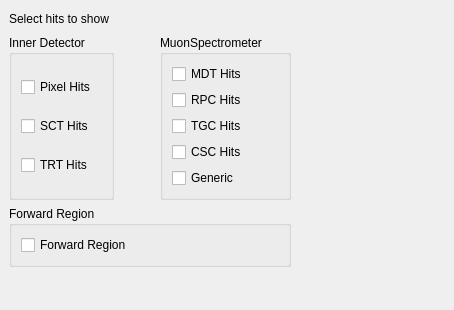
rolandjansky/athena, file graphics/VP1/VP1Systems/VP1SimHitSystems/src/simhitcontrollerform.ui: the form before one commit.
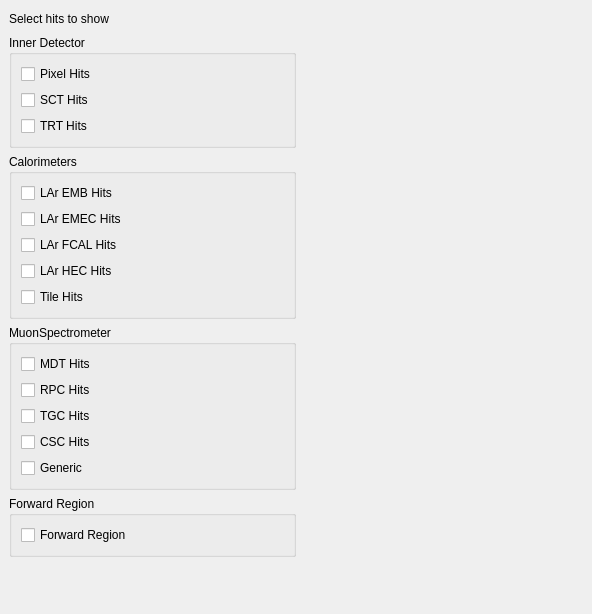
The form after the commit.

Commit message: Adding new visualization for LAr and Tile simHits

What changed in the file:
```diff
--- a/graphics/VP1/VP1Systems/VP1SimHitSystems/src/simhitcontrollerform.ui
+++ b/graphics/VP1/VP1Systems/VP1SimHitSystems/src/simhitcontrollerform.ui
@@ -6,8 +6,8 @@
    <rect>
     <x>0</x>
     <y>0</y>
-    <width>454</width>
-    <height>310</height>
+    <width>592</width>
+    <height>614</height>
    </rect>
   </property>
   <property name="windowTitle">
@@ -67,23 +67,22 @@
         </layout>
        </item>
        <item>
-        <layout class="QHBoxLayout">
+        <layout class="QVBoxLayout" name="verticalLayout_5">
          <property name="spacing">
           <number>6</number>
          </property>
-         <property name="margin">
+         <property name="leftMargin">
           <number>0</number>
          </property>
-         <item>
-          <layout class="QVBoxLayout">
-           <property name="spacing">
-            <number>6</number>
-           </property>
-           <property name="margin">
-            <number>0</number>
-           </property>
-          </layout>
-         </item>
+         <property name="topMargin">
+          <number>0</number>
+         </property>
+         <property name="rightMargin">
+          <number>0</number>
+         </property>
+         <property name="bottomMargin">
+          <number>0</number>
+         </property>
          <item>
           <widget class="QGroupBox" name="groupBox">
            <property name="title">
@@ -115,17 +114,48 @@
           </widget>
          </item>
          <item>
-          <spacer>
-           <property name="orientation">
-            <enum>Qt::Horizontal</enum>
+          <widget class="QGroupBox" name="groupBox_4">
+           <property name="title">
+            <string>Calorimeters</string>
            </property>
-           <property name="sizeHint" stdset="0">
-            <size>
-             <width>40</width>
-             <height>20</height>
-            </size>
-           </property>
-          </spacer>
+           <layout class="QVBoxLayout" name="verticalLayout_4">
+            <item>
+             <widget class="QCheckBox" name="chbxLArEMBHits">
+              <property name="text">
+               <string>LAr EMB Hits</string>
+              </property>
+             </widget>
+            </item>
+            <item>
+             <widget class="QCheckBox" name="chbxLArEMECHits">
+              <property name="text">
+               <string>LAr EMEC Hits</string>
+              </property>
+             </widget>
+            </item>
+            <item>
+             <widget class="QCheckBox" name="chbxLArFCALHits">
+              <property name="text">
+               <string>LAr FCAL Hits</string>
+              </property>
+             </widget>
+            </item>
+            <item>
+             <widget class="QCheckBox" name="chbxLArHECHits">
+              <property name="text">
+               <string>LAr HEC Hits</string>
+              </property>
+             </widget>
+            </item>
+            <item>
+             <widget class="QCheckBox" name="chbxTileHits">
+              <property name="text">
+               <string>Tile Hits</string>
+              </property>
+             </widget>
+            </item>
+           </layout>
+          </widget>
          </item>
          <item>
           <widget class="QGroupBox" name="groupBox_2">
@@ -171,16 +201,6 @@
            </layout>
           </widget>
          </item>
-         <item>
-          <layout class="QVBoxLayout">
-           <property name="spacing">
-            <number>6</number>
-           </property>
-           <property name="margin">
-            <number>0</number>
-           </property>
-          </layout>
-         </item>
         </layout>
        </item>
       </layout>
```
Left out of the diff: 44 changed lines with no effect on the pictures. The commit also changes 7 other files.
